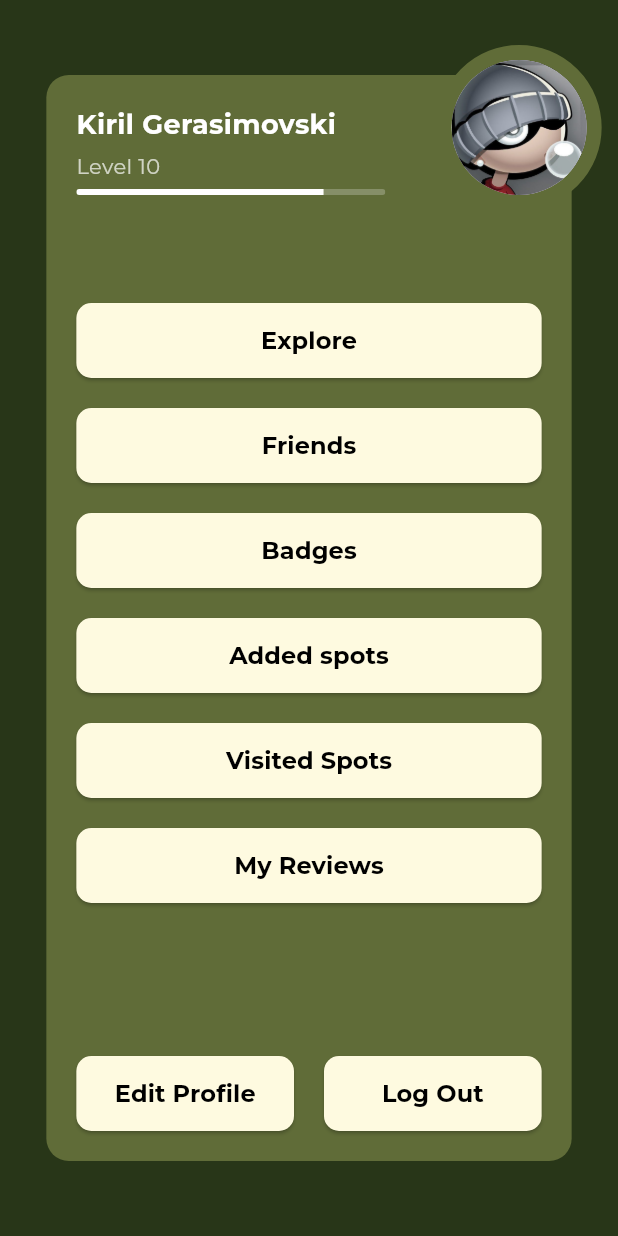
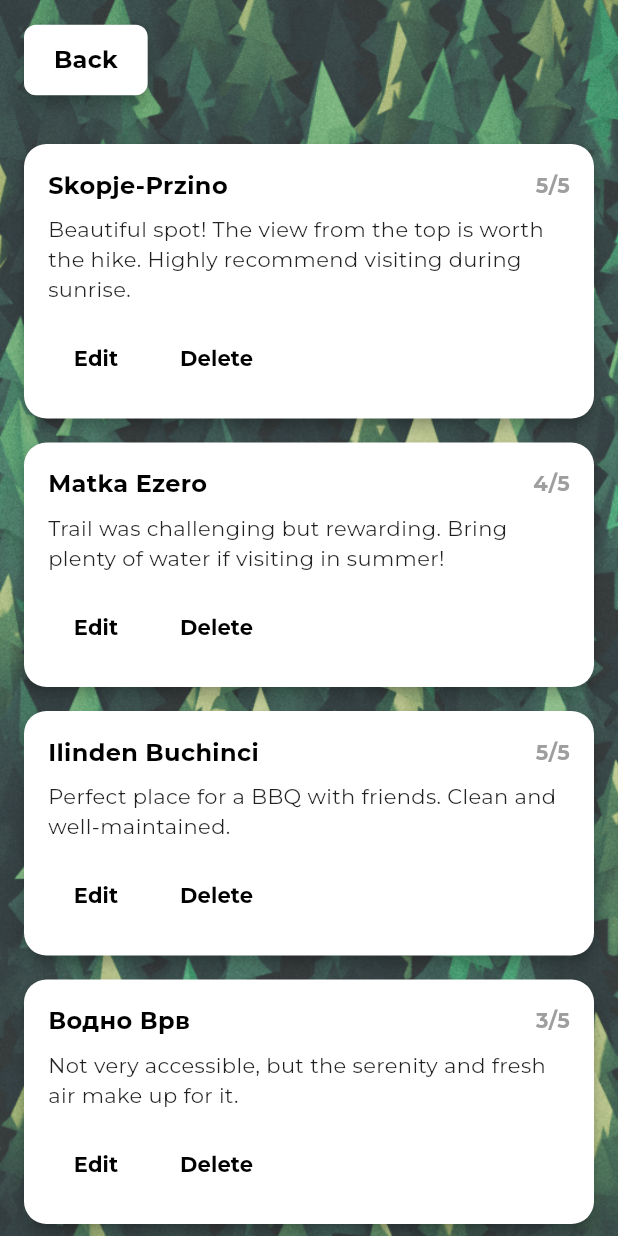
Before and after one commit to K1rel/MiS-Domasna, a Flutter app: the ProfileScreen screen opened by its route, after a tap on "My Reviews", on a phone screen of 412 x 824 dp. Run offline on Flutter 3.47's test engine with Material 3 defaults, Android fonts, the phone set to English and light mode, and no system bars; our stand-ins replace flutter_map, latlong2; project files that could hold a hidden picture were left out.

Commit message:
dacho commit

```diff
--- a/lib/screens/profile_screen.dart
+++ b/lib/screens/profile_screen.dart
@@ -1,12 +1,15 @@
 import 'package:domasna/screens/home_screen.dart';
 import 'package:domasna/screens/map_screen.dart';
+import 'package:domasna/screens/leaderboard_screen.dart';
+import 'package:domasna/screens/profile_edit_screen.dart';
+import 'package:domasna/screens/badges_screen.dart';
+import 'package:domasna/screens/review_screen.dart';
 import 'package:flutter/material.dart';
 
 class ProfileScreen extends StatelessWidget {
   @override
   Widget build(BuildContext context) {
     return Scaffold(
-      backgroundColor: const Color(0xFF283618),
       body: Center(
         child: Padding(
           padding: const EdgeInsets.symmetric(vertical: 50),
@@ -14,11 +17,23 @@ class ProfileScreen extends StatelessWidget {
             width: MediaQuery.of(context).size.width * 0.85,
             padding: const EdgeInsets.all(20),
             decoration: BoxDecoration(
-              color: const Color(0xFF606C38),
+              image: const DecorationImage(
+                image: AssetImage('images/background.png'),
+                fit: BoxFit.cover,
+              ),
               borderRadius: BorderRadius.circular(15),
             ),
             child: Stack(
               children: [
+                // Add a semi-transparent overlay to ensure text readability
+                Positioned.fill(
+                  child: Container(
+                    decoration: BoxDecoration(
+                      color: Colors.black.withOpacity(0.3),
+                      borderRadius: BorderRadius.circular(15),
+                    ),
+                  ),
+                ),
                 Align(
                   alignment: Alignment.topRight,
                   child: Transform.translate(
@@ -29,7 +44,7 @@ class ProfileScreen extends StatelessWidget {
                       decoration: BoxDecoration(
                         shape: BoxShape.circle,
                         border: Border.all(
-                          color: const Color(0xFF606C38),
+                          color: const Color(0xFF162927),
                           width: 10,
                         ),
                       ),
@@ -45,7 +60,7 @@ class ProfileScreen extends StatelessWidget {
                   crossAxisAlignment: CrossAxisAlignment.start,
                   children: [
                     const Text(
-                      'Kiril Gerasimovski',
+                      'USERNAME',
                       style: TextStyle(
                         color: Colors.white,
                         fontSize: 18,
@@ -56,7 +71,7 @@ class ProfileScreen extends StatelessWidget {
                     const Text(
                       'Level 10',
                       style: TextStyle(
-                        color: Colors.white70,
+                        color: Colors.white,
                         fontSize: 14,
                       ),
                     ),
@@ -67,13 +82,11 @@ class ProfileScreen extends StatelessWidget {
                         borderRadius: BorderRadius.circular(10),
                         child: const LinearProgressIndicator(
                           value: 0.8,
-                          backgroundColor: Colors.white24,
+                          backgroundColor: Colors.white,
                           color: Colors.white,
                         ),
                       ),
                     ),
-                    //LESS SPACE HERE
-
                     Flexible(
                       child: Column(
                         mainAxisAlignment: MainAxisAlignment.center,
@@ -90,11 +103,23 @@ class ProfileScreen extends StatelessWidget {
                           ),
                           ProfileButton(
                             text: 'Friends',
-                            onTap: () => {},
+                            onTap: () => {
+                              Navigator.push(
+                                  context,
+                                  MaterialPageRoute(
+                                      builder: (context) => LeaderboardScreen())
+                              )
+                            },
                           ),
                           ProfileButton(
                             text: 'Badges',
-                            onTap: () => {},
+                            onTap: () => {
+                              Navigator.push(
+                                context,
+                                MaterialPageRoute(
+                                    builder: (context) => BadgesScreen())
+                              )
+                            },
                           ),
                           ProfileButton(
                             text: 'Added spots',
@@ -116,7 +141,12 @@ class ProfileScreen extends StatelessWidget {
                           ),
                           ProfileButton(
                             text: 'My Reviews',
-                            onTap: () => {},
+                            onTap: () => {
+                              Navigator.push(
+                                context,
+                                MaterialPageRoute(builder: (context) => ReviewScreen())
+                              )
+                            },
                           ),
                         ],
                       ),
@@ -128,12 +158,14 @@ class ProfileScreen extends StatelessWidget {
                         Expanded(
                           child: ElevatedButton(
                             onPressed: () {
-                              // Handle edit profile action
+                              Navigator.push(
+                                context,
+                                MaterialPageRoute(builder: (context) => ProfileEditScreen()),
+                              );
                             },
                             style: ElevatedButton.styleFrom(
-                              backgroundColor: const Color(0xFFFEFAE0),
-                              foregroundColor:
-                                  const Color.fromARGB(255, 0, 0, 0),
+                              backgroundColor: const Color(0xFFFFFFFF),
+                              foregroundColor: const Color.fromARGB(255, 0, 0, 0),
                               minimumSize: const Size(double.infinity, 50),
                               shape: RoundedRectangleBorder(
                                 borderRadius: BorderRadius.circular(10),
@@ -159,9 +191,8 @@ class ProfileScreen extends StatelessWidget {
                               );
                             },
                             style: ElevatedButton.styleFrom(
-                              backgroundColor: const Color(0xFFFEFAE0),
-                              foregroundColor:
-                                  const Color.fromARGB(255, 0, 0, 0),
+                              backgroundColor: const Color(0xFFFFFFFF),
+                              foregroundColor: const Color.fromARGB(255, 0, 0, 0),
                               minimumSize: const Size(double.infinity, 50),
                               shape: RoundedRectangleBorder(
                                 borderRadius: BorderRadius.circular(10),
@@ -202,7 +233,7 @@ class ProfileButton extends StatelessWidget {
       child: ElevatedButton(
         onPressed: onTap,
         style: ElevatedButton.styleFrom(
-          backgroundColor: const Color(0xFFFEFAE0),
+          backgroundColor: const Color(0xFFFFFFFF),
           foregroundColor: const Color.fromARGB(255, 0, 0, 0),
           minimumSize: const Size(double.infinity, 50),
           shape: RoundedRectangleBorder(
--- /dev/null
+++ b/lib/screens/review_screen.dart
@@ -0,0 +1,206 @@
+import 'package:flutter/material.dart';
+
+class ReviewScreen extends StatelessWidget {
+  final List<Review> reviews = [
+    Review(
+      location: 'Skopje-Przino',
+      content: 'Beautiful spot! The view from the top is worth the hike. Highly recommend visiting during sunrise.',
+      rating: 5,
+    ),
+    Review(
+      location: 'Matka Ezero',
+      content: 'Trail was challenging but rewarding. Bring plenty of water if visiting in summer!',
+      rating: 4,
+    ),
+    Review(
+      location: 'Ilinden Buchinci',
+      content: 'Perfect place for a BBQ with friends. Clean and well-maintained.',
+      rating: 5,
+    ),
+    Review(
+      location: 'Водно Врв',
+      content: 'Not very accessible, but the serenity and fresh air make up for it.',
+      rating: 3,
+    ),
+    Review(
+      location: 'Kozjak Lake',
+      content: 'Stunning views, but the path can get muddy after rain. Wear proper hiking boots.',
+      rating: 4,
+    ),
+  ];
+
+  @override
+  Widget build(BuildContext context) {
+    return Scaffold(
+      body: Stack(
+        children: [
+          Container(
+            decoration: const BoxDecoration(
+              image: DecorationImage(
+                image: AssetImage('images/background.png'),
+                fit: BoxFit.cover,
+                colorFilter: ColorFilter.mode(
+                  Color.fromRGBO(255, 255, 255, 0.15),
+                  BlendMode.lighten,
+                ),
+              ),
+            ),
+          ),
+          SafeArea(
+            child: Column(
+              children: [
+                Padding(
+                  padding: const EdgeInsets.all(16.0),
+                  child: Row(
+                    mainAxisAlignment: MainAxisAlignment.spaceBetween,
+                    children: [
+                      ElevatedButton(
+                        onPressed: () => Navigator.pop(context),
+                        style: ElevatedButton.styleFrom(
+                          backgroundColor: Colors.white,
+                          foregroundColor: Colors.black,
+                          elevation: 4,
+                          padding: const EdgeInsets.symmetric(
+                            horizontal: 20,
+                            vertical: 12,
+                          ),
+                          shape: RoundedRectangleBorder(
+                            borderRadius: BorderRadius.circular(8),
+                          ),
+                        ),
+                        child: const Text(
+                          'Back',
+                          style: TextStyle(
+                            fontSize: 16,
+                            fontWeight: FontWeight.bold,
+                          ),
+                        ),
+                      ),
+                    ],
+                  ),
+                ),
+                Expanded(
+                  child: ListView.builder(
+                    padding: const EdgeInsets.all(16),
+                    itemCount: reviews.length,
+                    itemBuilder: (context, index) {
+                      return Card(
+                        margin: const EdgeInsets.only(bottom: 16),
+                        color: Colors.white,
+                        shape: RoundedRectangleBorder(
+                          borderRadius: BorderRadius.circular(15),
+                        ),
+                        elevation: 4,
+                        child: Padding(
+                          padding: const EdgeInsets.all(16),
+                          child: Column(
+                            crossAxisAlignment: CrossAxisAlignment.start,
+                            children: [
+                              Row(
+                                mainAxisAlignment: MainAxisAlignment.spaceBetween,
+                                children: [
+                                  Text(
+                                    reviews[index].location,
+                                    style: const TextStyle(
+                                      fontSize: 16,
+                                      fontWeight: FontWeight.bold,
+                                      color: Colors.black,
+                                    ),
+                                  ),
+                                  Row(
+                                    children: [
+                                      Text(
+                                        '${reviews[index].rating}/5',
+                                        style: const TextStyle(
+                                          fontSize: 14,
+                                          fontWeight: FontWeight.bold,
+                                          color: Colors.grey,
+                                        ),
+                                      ),
+                                    ],
+                                  ),
+                                ],
+                              ),
+                              const SizedBox(height: 8),
+                              Text(
+                                reviews[index].content,
+                                style: const TextStyle(
+                                  fontSize: 14,
+                                  color: Colors.black87,
+                                ),
+                              ),
+                              const SizedBox(height: 12),
+                              Row(
+                                children: [
+                                  ElevatedButton(
+                                    onPressed: () {},
+                                    style: ElevatedButton.styleFrom(
+                                      backgroundColor: const Color(0xFFFFFFFF),
+                                      foregroundColor: Colors.black,
+                                      elevation: 0,
+                                      padding: const EdgeInsets.symmetric(
+                                        horizontal: 16,
+                                        vertical: 8,
+                                      ),
+                                      shape: RoundedRectangleBorder(
+                                        borderRadius: BorderRadius.circular(6),
+                                      ),
+                                    ),
+                                    child: const Text(
+                                      'Edit',
+                                      style: TextStyle(
+                                        fontWeight: FontWeight.bold,
+                                      ),
+                                    ),
+                                  ),
+                                  const SizedBox(width: 8),
+                                  ElevatedButton(
+                                    onPressed: () {},
+                                    style: ElevatedButton.styleFrom(
+                                      backgroundColor: const Color(0xFFFFFFFF),
+                                      foregroundColor: Colors.black,
+                                      elevation: 0,
+                                      padding: const EdgeInsets.symmetric(
+                                        horizontal: 16,
+                                        vertical: 8,
+                                      ),
+                                      shape: RoundedRectangleBorder(
+                                        borderRadius: BorderRadius.circular(6),
+                                      ),
+                                    ),
+                                    child: const Text(
+                                      'Delete',
+                                      style: TextStyle(
+                                        fontWeight: FontWeight.bold,
+                                      ),
+                                    ),
+                                  ),
+                                ],
+                              ),
+                            ],
+                          ),
+                        ),
+                      );
+                    },
+                  ),
+                ),
+              ],
+            ),
+          ),
+        ],
+      ),
+    );
+  }
+}
+
+class Review {
+  final String location;
+  final String content;
+  final int rating;
+
+  Review({
+    required this.location,
+    required this.content,
+    required this.rating,
+  });
+}
--- a/pubspec.yaml
+++ b/pubspec.yaml
@@ -62,6 +62,7 @@ flutter:
   # To add assets to your application, add an assets section, like this:
   assets:
     - images/
+    - images/badges/
 
   # An image asset can refer to one or more resolution-specific "variants", see
   # https://flutter.dev/to/resolution-aware-images
```
Also changed, not shown: lib/screens/badges_screen.dart (added, +153 -0 lines), lib/screens/leaderboard_screen.dart (added, +167 -0 lines), lib/screens/profile_edit_screen.dart (added, +135 -0 lines), images/background.png (added), images/badges/1289066_3.jpg (added), images/badges/1289066_transparent.jpg (added), images/badges/explorer_badge.png (added), images/badges/pioneer_badge.png (added), images/badges/reviewer_badge.png (added), pubspec.lock.
